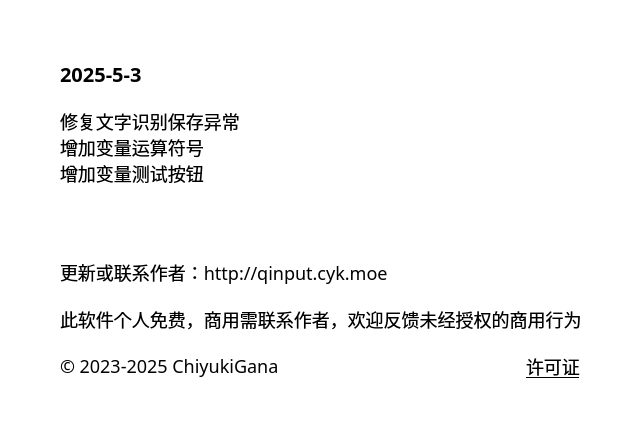
The window that source/ui/AboutUi.ui (ChiyukiGana/Quickinput) describes before a commit, drawn with Qt 5.
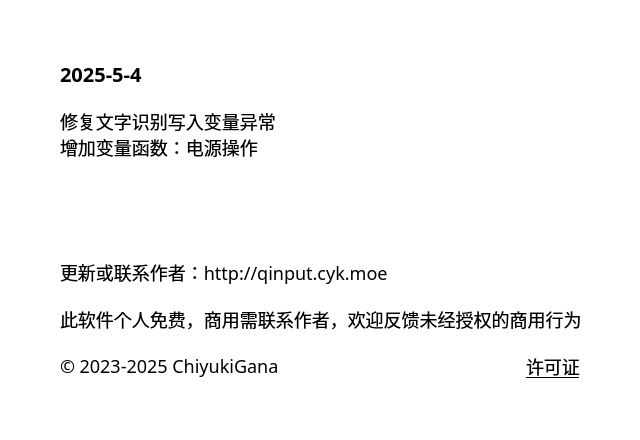
The same window after the commit.

What changed in the file:
```diff
--- a/source/ui/AboutUi.ui
+++ b/source/ui/AboutUi.ui
@@ -91,7 +91,7 @@
          <string notr="true">font-size:20px</string>
         </property>
         <property name="text">
-         <string>2025-5-3</string>
+         <string>2025-5-4</string>
         </property>
         <property name="textFormat">
          <enum>Qt::PlainText</enum>
@@ -107,9 +107,8 @@
          </sizepolicy>
         </property>
         <property name="text">
-         <string>修复文字识别保存异常
-增加变量运算符号
-增加变量测试按钮</string>
+         <string>修复文字识别写入变量异常
+增加变量函数：电源操作</string>
         </property>
         <property name="textFormat">
          <enum>Qt::PlainText</enum>
```
